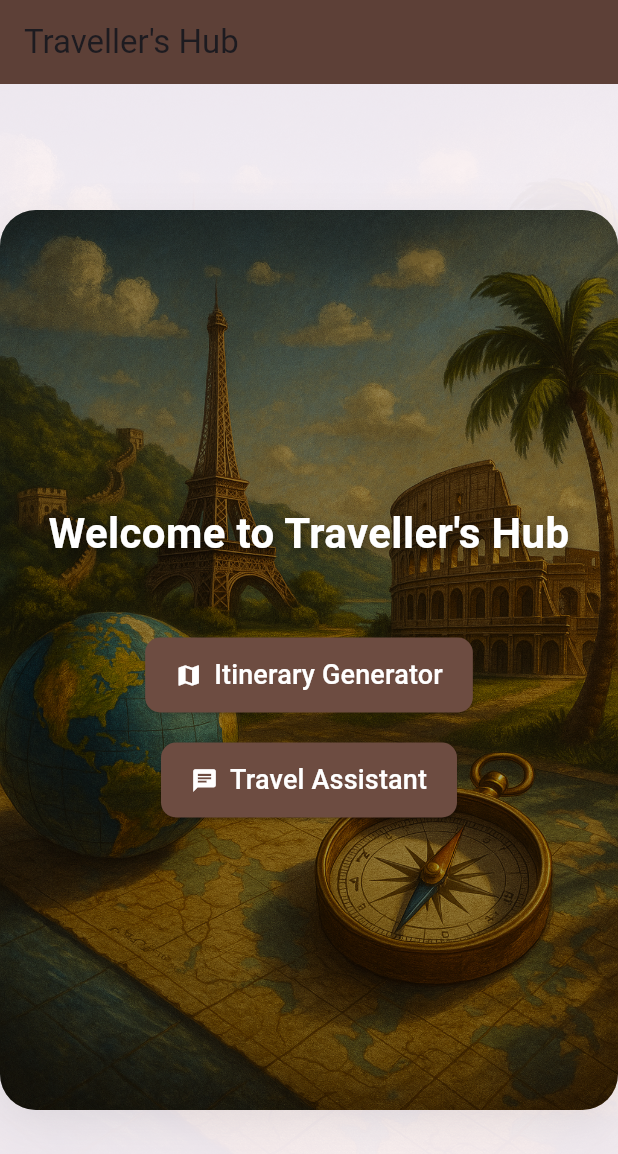
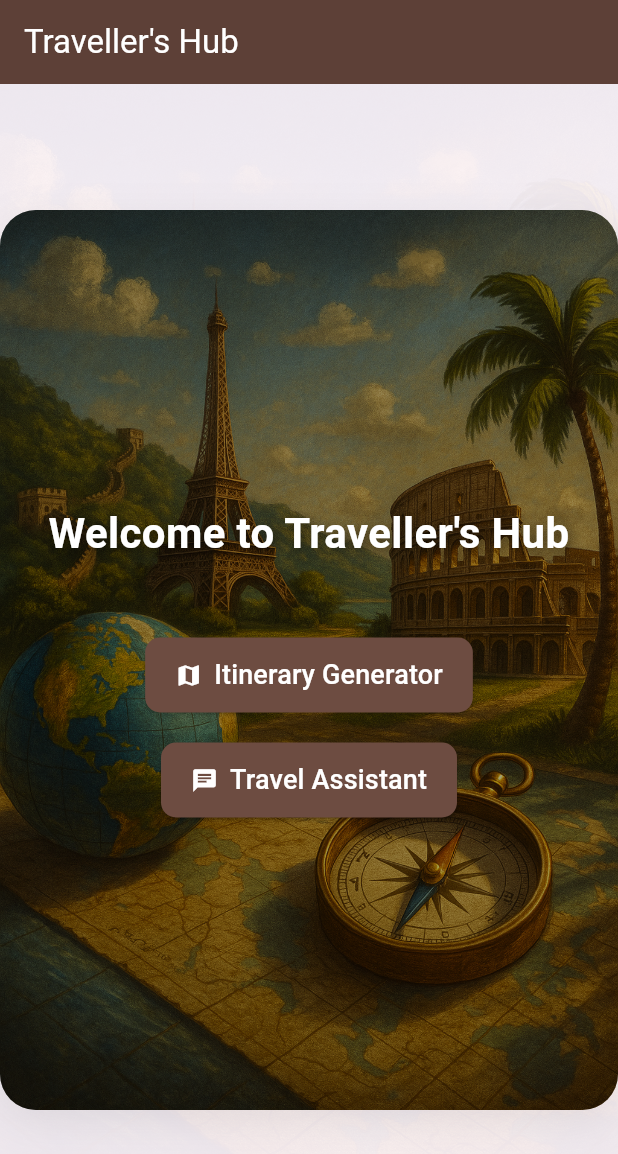
Before and after one commit to dhruvjaink07/travller, a Flutter app: the screen it shows after launch, on a phone screen of 412 x 824 dp. Shown: the top 1154 px of the screen. Run offline on Flutter 3.47's test engine with Material 3 defaults, Android fonts, the phone set to English and light mode, and no system bars; our stand-ins replace firebase_core, flutter_map, flutter_markdown, flutter_riverpod, google_generative_ai, latlong2 and 2 more; accounts and stored records are empty.

```diff
--- a/lib/home/home_screen.dart
+++ b/lib/home/home_screen.dart
@@ -8,12 +8,12 @@ class HomeScreen extends StatelessWidget {
 
   @override
   Widget build(BuildContext context) {
-    final isWide = MediaQuery.of(context).size.width > 700;
-    final contentWidth = isWide ? 400.0 : double.infinity;
-
     return Scaffold(
       appBar: AppBar(
-        title: const Text("Traveller's Hub"),
+        title: const Text(
+          "Traveller's Hub",
+          style: TextStyle(color: Colors.white),
+        ),
         backgroundColor: AppColors.primary, // Use primary color
       ),
       body: Stack(
```
Also changed, not shown: lib/features/chat/screens/chat_screen.dart (+33 -1 lines), 1 other file.
